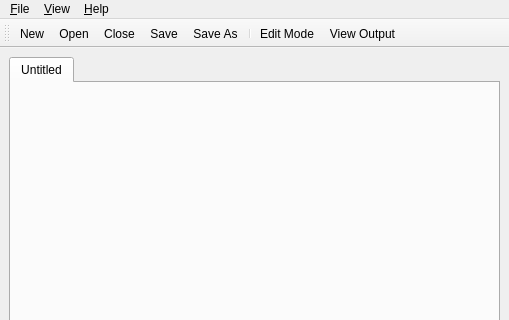
Qt form src/equipmant.ui (hk0i/equipmant) before a commit; both pictures show x 0 to 509 and y 0 to 320 of the 509 by 536 pixel window.
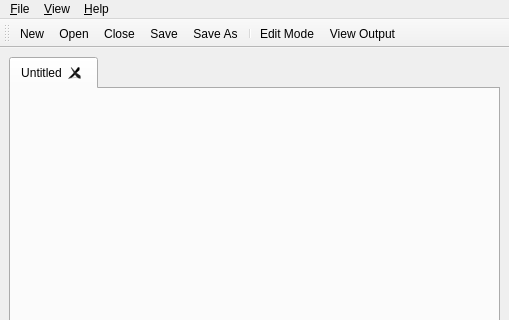
The same form after that commit. Icons and pictures are not drawn. Custom widgets are drawn as their Qt base class.

Commit message: Added x button to tabs and Ctrl+W shortcut to close them

What changed in the file:
```diff
--- a/src/equipmant.ui
+++ b/src/equipmant.ui
@@ -27,6 +27,9 @@
    <layout class="QVBoxLayout" name="verticalLayout_2">
     <item>
      <widget class="QTabWidget" name="tabFiles">
+      <property name="tabsClosable">
+       <bool>true</bool>
+      </property>
       <widget class="equipTab" name="tab">
        <attribute name="title">
         <string>Untitled</string>
```
Left out of the diff: 8 changed lines with no effect on the pictures. The commit also changes 2 other files.
